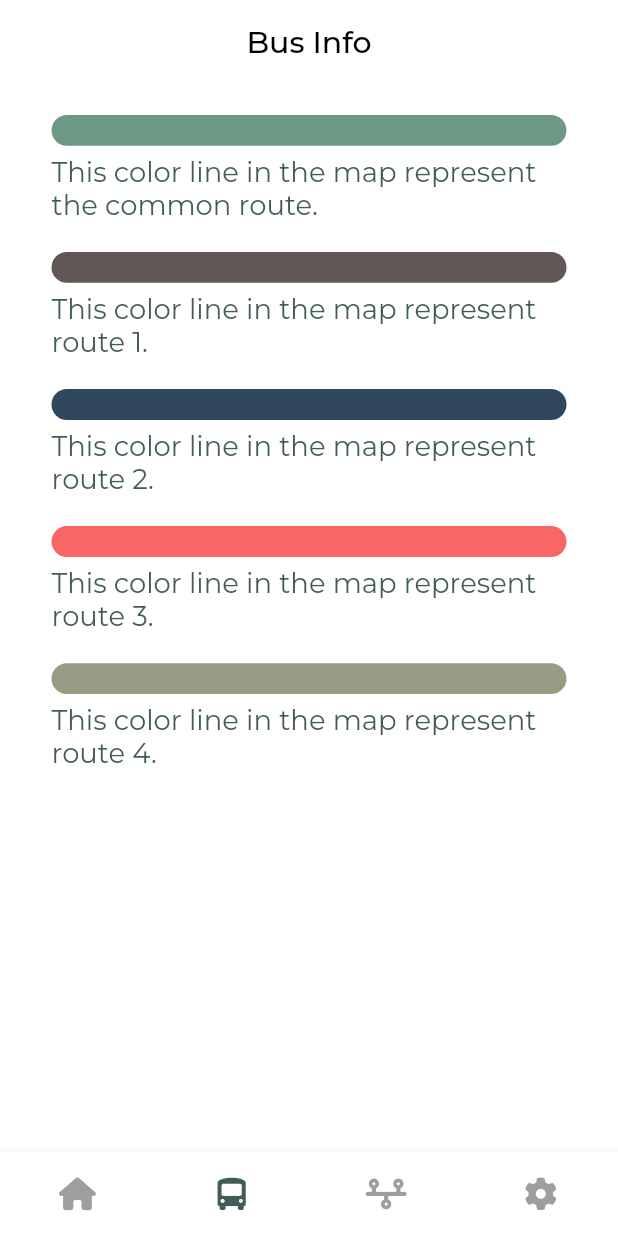
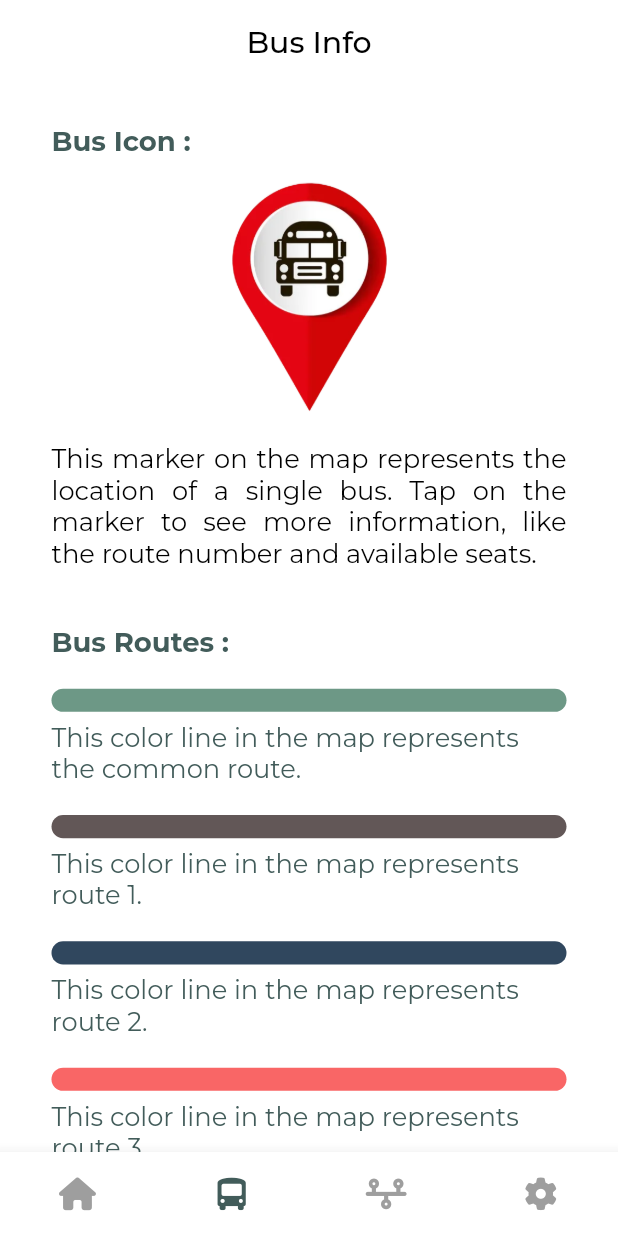
Before and after one commit to Sajid-ikram/LU-Bird, a Flutter app: the screen it shows once a user with an empty profile is signed in, item 2 of the bottom bar chosen, on a phone screen of 412 x 824 dp. Run offline on Flutter 3.47's test engine with Material 2 defaults, Android fonts, the phone set to English and light mode, and no system bars; drawn by our look-alikes of animated_bottom_navigation_bar; our stand-ins replace cloud_firestore, file_picker, firebase_auth, firebase_core, firebase_storage, flutter_screenutil and 11 more; missing offline and left inert: dart:ffi, flutter_cached_pdfview; accounts and stored records are empty.

Commit message:
Final v 1.0

```diff
--- a/lib/constants/api_endpoints.dart
+++ b/lib/constants/api_endpoints.dart
@@ -2,7 +2,8 @@
 
 class Api_Endpoints {
   //static const baseUrl = "https://lu-bus-tracker-backend.vercel.app/";
-  static const baseUrl = "http://10.0.2.2:8000/";
+  //static const baseUrl = "http://10.0.2.2:8000/";
+  static const baseUrl = "https://lu-bus-tracker.onrender.com/";
 
 
 
--- a/lib/custom_nev.dart
+++ b/lib/custom_nev.dart
@@ -7,7 +7,7 @@ import 'package:lu_bird/view/assigned_bus/assigned_bus.dart';
 import 'package:lu_bird/view/home/gps_settings.dart';
 import 'package:lu_bird/view/home/home.dart';
 import 'package:lu_bird/view/profile/profile.dart';
-import 'package:lu_bird/view/profile/sub_page/bus_info.dart';
+import 'package:lu_bird/view/bus_info/bus_info.dart';
 import 'package:lu_bird/view/public_widgets/app_colors.dart';
 
 class CustomNavigation extends StatefulWidget {
--- a/lib/main.dart
+++ b/lib/main.dart
@@ -9,7 +9,7 @@ import 'package:lu_bird/providers/profile_provider.dart';
 import 'package:lu_bird/view/auth/landing_page.dart';
 import 'package:lu_bird/view/auth/registration.dart';
 import 'package:lu_bird/view/auth/signin.dart';
-import 'package:lu_bird/view/profile/sub_page/bus_info.dart';
+import 'package:lu_bird/view/bus_info/bus_info.dart';
 import 'package:lu_bird/view/home/gps_settings.dart';
 import 'package:lu_bird/view/notice/add_notice.dart';
 import 'package:lu_bird/view/notice/notice.dart';
--- a/lib/view/assigned_bus/assigned_bus.dart
+++ b/lib/view/assigned_bus/assigned_bus.dart
@@ -94,7 +94,7 @@ class _AssignedBusState extends State<AssignedBus> {
           style: TextStyle(
             fontSize: 19.sp,
             fontWeight: FontWeight.w500,
-            color: primaryColor,
+            color: Colors.black,
           ),
         ),
       ),
--- /dev/null
+++ b/lib/view/bus_info/bus_info.dart
@@ -0,0 +1,127 @@
+import 'package:flutter/material.dart';
+import 'package:flutter_screenutil/flutter_screenutil.dart';
+import 'package:lu_bird/view/public_widgets/app_colors.dart';
+
+class BusInfo extends StatelessWidget {
+  const BusInfo({Key? key}) : super(key: key);
+
+  static const List<Color> colors = [
+    Color(0xff6D9886),
+    Color(0xff625757),
+    Color(0xff30475E),
+    Color(0xffF96666),
+    Color(0xff999B84),
+  ];
+
+  static const List<String> text = [
+    "This color line in the map represents the common route.",
+    "This color line in the map represents route 1.",
+    "This color line in the map represents route 2.",
+    "This color line in the map represents route 3.",
+    "This color line in the map represents route 4.",
+  ];
+
+  @override
+  Widget build(BuildContext context) {
+    return Scaffold(
+      appBar: AppBar(
+        title: const Text("Bus Info", style: TextStyle(color: Colors.black)),
+        centerTitle: true,
+        backgroundColor: Colors.white,
+        elevation: 0,
+        iconTheme: const IconThemeData(color: Colors.black),
+      ),
+      body: ListView.builder(
+        padding: EdgeInsets.only(top: 20.h, bottom: 60.h),
+        physics: const BouncingScrollPhysics(),
+        itemBuilder: (BuildContext context, int index) {
+          if (index == 0) {
+            return Container(
+              padding: EdgeInsets.fromLTRB(30.w, 6.h, 30.w, 20.h),
+              height: 330.h,
+              width: 100.w,
+              child: Column(
+                crossAxisAlignment: CrossAxisAlignment.start,
+                children: [
+                  Text(
+                    "Bus Icon :",
+                    style: TextStyle(
+                        color: primaryColor,
+                        fontSize: 16.sp,
+                        fontWeight: FontWeight.bold),
+                  ),
+                  SizedBox(height: 15.h),
+                  Row(
+                    mainAxisAlignment: MainAxisAlignment.center,
+                    children: [
+                      SizedBox(
+                        height: 150.h,
+                        child: Image.asset("assets/bus.png"),
+                      ),
+                    ],
+                  ),
+                  SizedBox(height: 20.h),
+                  Text(
+                    "This marker on the map represents the location of a single bus. Tap on the marker to see more information, like the route number and available seats.",
+                    style: TextStyle(
+                      color: Colors.black,
+                      fontSize: 15.sp,
+                      fontWeight: FontWeight.w400,
+                    ),
+                    textAlign: TextAlign.justify,
+                  ),
+                ],
+              ),
+            );
+          }
+
+          return Column(
+            children: [
+              if (index == 1)
+                Row(
+                  children: [
+                    Padding(
+                      padding: EdgeInsets.only(bottom: 20.h, left: 30.w),
+                      child: Text(
+                        "Bus Routes :",
+                        style: TextStyle(
+                            color: primaryColor,
+                            fontSize: 16.sp,
+                            fontWeight: FontWeight.bold),
+                      ),
+                    ),
+                  ],
+                ),
+              buildContainer(colors[index - 1]),
+              buildText(text[index - 1])
+            ],
+          );
+        },
+        itemCount: colors.length + 1,
+      ),
+    );
+  }
+
+  Padding buildText(String text) {
+    return Padding(
+      padding: EdgeInsets.fromLTRB(30.w, 6.h, 30.w, 20.h),
+      child: Text(
+        text,
+        style: TextStyle(
+          color: primaryColor,
+          fontSize: 15.sp,
+        ),
+      ),
+    );
+  }
+
+  Container buildContainer(Color color) {
+    return Container(
+      width: double.infinity,
+      margin: EdgeInsets.fromLTRB(30.w, 0, 30.w, 0),
+      height: 15.h,
+      decoration: BoxDecoration(
+          color: color, borderRadius: BorderRadius.circular(10.sp)),
+    );
+  }
+}
--- a/lib/view/profile/sub_page/bus_info.dart
+++ /dev/null
@@ -1,69 +0,0 @@
-import 'package:flutter/material.dart';
-import 'package:flutter_screenutil/flutter_screenutil.dart';
-import 'package:lu_bird/view/public_widgets/app_colors.dart';
-
-class BusInfo extends StatelessWidget {
-  const BusInfo({Key? key}) : super(key: key);
-
-  static const List<Color> colors = [
-    Color(0xff6D9886),
-    Color(0xff625757),
-    Color(0xff30475E),
-    Color(0xffF96666),
-    Color(0xff999B84),
-  ];
-
-  static const List<String> text = [
-    "This color line in the map represent the common route.",
-    "This color line in the map represent route 1.",
-    "This color line in the map represent route 2.",
-    "This color line in the map represent route 3.",
-    "This color line in the map represent route 4.",
-  ];
-
-  @override
-  Widget build(BuildContext context) {
-    return Scaffold(
-      appBar: AppBar(
-        title: const Text("Bus Info", style: TextStyle(color: Colors.black)),
-        centerTitle: true,
-        backgroundColor: Colors.white,
-        elevation: 0,
-        iconTheme: const IconThemeData(color: Colors.black),
-      ),
-      body: ListView.builder(
-        padding: EdgeInsets.only(top: 20.h),
-        physics: const BouncingScrollPhysics(),
-        itemBuilder: (BuildContext context, int index) {
-          return Column(
-            children: [buildContainer(colors[index]), buildText(text[index])],
-          );
-        },
-        itemCount: colors.length,
-      ),
-    );
-  }
-
-  Padding buildText(String text) {
-    return Padding(
-      padding: EdgeInsets.fromLTRB(30.w, 6.h, 30.w, 20.h),
-      child: Text(
-        text,
-        style: TextStyle(
-          color: primaryColor,
-          fontSize: 16.sp,
-        ),
-      ),
-    );
-  }
-
-  Container buildContainer(Color color) {
-    return Container(
-      width: double.infinity,
-      margin: EdgeInsets.fromLTRB(30.w, 0, 30.w, 0),
-      height: 20.h,
-      decoration: BoxDecoration(
-          color: color, borderRadius: BorderRadius.circular(10.sp)),
-    );
-  }
-}
```
Also changed, not shown: lib/providers/profile_provider.dart (+42 -0 lines), lib/view/home/custom_map.dart (+5 -5 lines), lib/view/profile/profile.dart (+10 -5 lines), lib/view/profile/profile_widget/profile_image.dart (+84 -9 lines), lib/view/profile/sub_page/admin_panel.dart (added, +82 -0 lines), lib/view/profile/sub_page/user_list.dart (added, +153 -0 lines), pubspec.yaml (+7 -6 lines), pubspec.lock, 1 other file.
